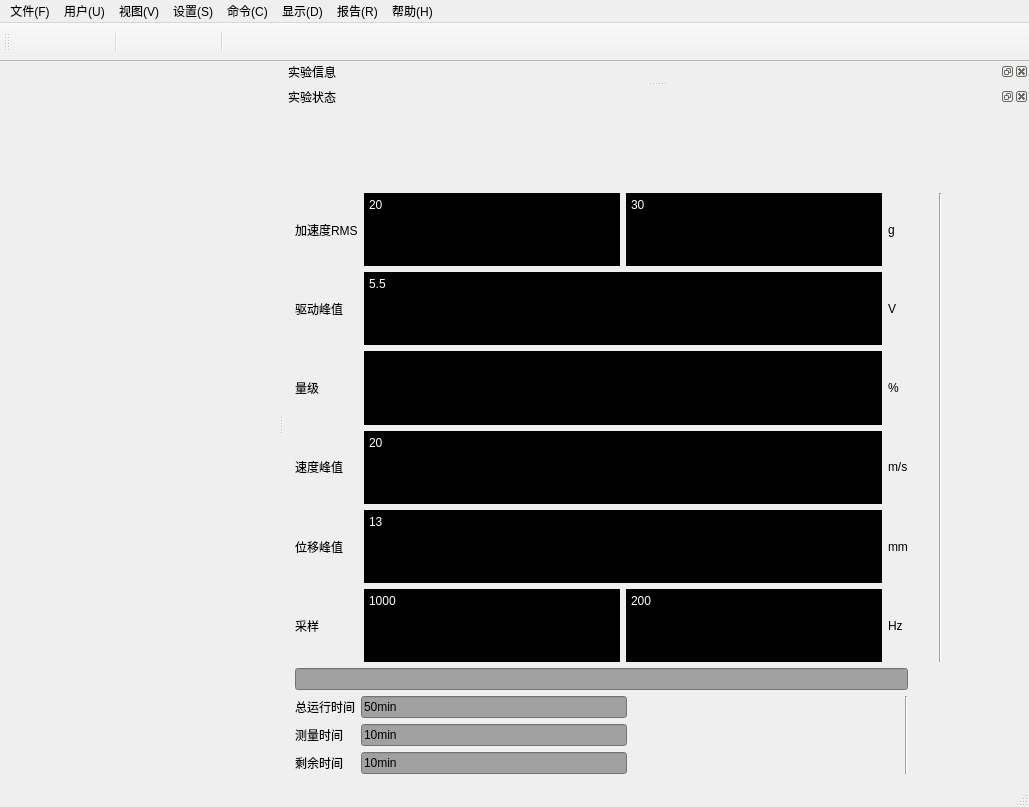
Old version of the form mainwindow.ui in the repository JJXiangJiaoJun/my_popwil.
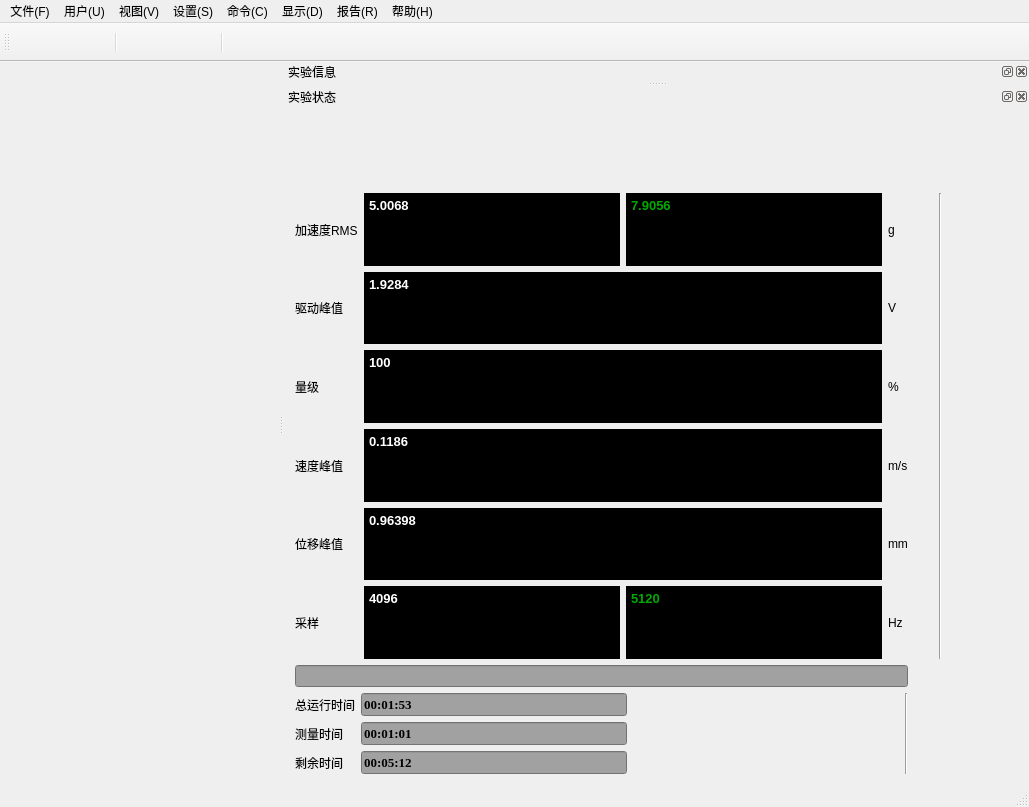
New version of the form. Icons and pictures are not drawn.

```diff
--- a/mainwindow.ui
+++ b/mainwindow.ui
@@ -629,8 +629,7 @@
 &lt;html&gt;&lt;head&gt;&lt;meta name=&quot;qrichtext&quot; content=&quot;1&quot; /&gt;&lt;style type=&quot;text/css&quot;&gt;
 p, li { white-space: pre-wrap; }
 &lt;/style&gt;&lt;/head&gt;&lt;body style=&quot; font-family:'SimSun'; font-size:9.07563pt; font-weight:400; font-style:normal;&quot;&gt;
-&lt;p style=&quot; margin-top:0px; margin-bottom:0px; margin-left:0px; margin-right:0px; -qt-block-indent:0; text-indent:0px;&quot;&gt;&lt;span style=&quot; font-size:9.07563pt; color:#ffffff;&quot;&gt;20&lt;/span&gt;&lt;/p&gt;
-&lt;p style=&quot;-qt-paragraph-type:empty; margin-top:0px; margin-bottom:0px; margin-left:0px; margin-right:0px; -qt-block-indent:0; text-indent:0px; font-size:9.07563pt; color:#ffffff;&quot;&gt;&lt;br /&gt;&lt;/p&gt;&lt;/body&gt;&lt;/html&gt;</string>
+&lt;p style=&quot; margin-top:0px; margin-bottom:0px; margin-left:0px; margin-right:0px; -qt-block-indent:0; text-indent:0px;&quot;&gt;&lt;span style=&quot; font-size:10pt; font-weight:600; color:#ffffff;&quot;&gt;5.0068&lt;/span&gt;&lt;/p&gt;&lt;/body&gt;&lt;/html&gt;</string>
              </property>
             </widget>
            </item>
@@ -644,7 +643,7 @@
 &lt;html&gt;&lt;head&gt;&lt;meta name=&quot;qrichtext&quot; content=&quot;1&quot; /&gt;&lt;style type=&quot;text/css&quot;&gt;
 p, li { white-space: pre-wrap; }
 &lt;/style&gt;&lt;/head&gt;&lt;body style=&quot; font-family:'SimSun'; font-size:9.07563pt; font-weight:400; font-style:normal;&quot;&gt;
-&lt;p style=&quot; margin-top:0px; margin-bottom:0px; margin-left:0px; margin-right:0px; -qt-block-indent:0; text-indent:0px;&quot;&gt;&lt;span style=&quot; font-size:9.07563pt; color:#ffffff;&quot;&gt;30&lt;/span&gt;&lt;/p&gt;&lt;/body&gt;&lt;/html&gt;</string>
+&lt;p style=&quot; margin-top:0px; margin-bottom:0px; margin-left:0px; margin-right:0px; -qt-block-indent:0; text-indent:0px;&quot;&gt;&lt;span style=&quot; font-size:10pt; font-weight:600; color:#00aa00;&quot;&gt;7.9056&lt;/span&gt;&lt;/p&gt;&lt;/body&gt;&lt;/html&gt;</string>
              </property>
             </widget>
            </item>
@@ -660,7 +659,7 @@
 &lt;html&gt;&lt;head&gt;&lt;meta name=&quot;qrichtext&quot; content=&quot;1&quot; /&gt;&lt;style type=&quot;text/css&quot;&gt;
 p, li { white-space: pre-wrap; }
 &lt;/style&gt;&lt;/head&gt;&lt;body style=&quot; font-family:'SimSun'; font-size:9.07563pt; font-weight:400; font-style:normal;&quot;&gt;
-&lt;p style=&quot; margin-top:12px; margin-bottom:12px; margin-left:0px; margin-right:0px; -qt-block-indent:0; text-indent:0px;&quot;&gt;&lt;span style=&quot; font-size:9.07563pt; color:#ffffff;&quot;&gt;5.5&lt;/span&gt;&lt;/p&gt;&lt;/body&gt;&lt;/html&gt;</string>
+&lt;p style=&quot; margin-top:12px; margin-bottom:12px; margin-left:0px; margin-right:0px; -qt-block-indent:0; text-indent:0px;&quot;&gt;&lt;span style=&quot; font-size:10pt; font-weight:600; color:#ffffff;&quot;&gt;1.9284&lt;/span&gt;&lt;/p&gt;&lt;/body&gt;&lt;/html&gt;</string>
            </property>
           </widget>
          </item>
@@ -669,6 +668,13 @@
            <property name="styleSheet">
             <string notr="true">background-color: rgb(0, 0, 0);</string>
            </property>
+           <property name="html">
+            <string>&lt;!DOCTYPE HTML PUBLIC &quot;-//W3C//DTD HTML 4.0//EN&quot; &quot;http://www.w3.org/TR/REC-html40/strict.dtd&quot;&gt;
+&lt;html&gt;&lt;head&gt;&lt;meta name=&quot;qrichtext&quot; content=&quot;1&quot; /&gt;&lt;style type=&quot;text/css&quot;&gt;
+p, li { white-space: pre-wrap; }
+&lt;/style&gt;&lt;/head&gt;&lt;body style=&quot; font-family:'SimSun'; font-size:9.07563pt; font-weight:400; font-style:normal;&quot;&gt;
+&lt;p style=&quot; margin-top:0px; margin-bottom:0px; margin-left:0px; margin-right:0px; -qt-block-indent:0; text-indent:0px;&quot;&gt;&lt;span style=&quot; font-size:10pt; font-weight:600; color:#ffffff;&quot;&gt;100&lt;/span&gt;&lt;/p&gt;&lt;/body&gt;&lt;/html&gt;</string>
+           </property>
           </widget>
          </item>
          <item>
@@ -681,7 +687,7 @@
 &lt;html&gt;&lt;head&gt;&lt;meta name=&quot;qrichtext&quot; content=&quot;1&quot; /&gt;&lt;style type=&quot;text/css&quot;&gt;
 p, li { white-space: pre-wrap; }
 &lt;/style&gt;&lt;/head&gt;&lt;body style=&quot; font-family:'SimSun'; font-size:9.07563pt; font-weight:400; font-style:normal;&quot;&gt;
-&lt;p style=&quot; margin-top:0px; margin-bottom:0px; margin-left:0px; margin-right:0px; -qt-block-indent:0; text-indent:0px;&quot;&gt;&lt;span style=&quot; font-size:9.07563pt; color:#ffffff;&quot;&gt;20&lt;/span&gt;&lt;/p&gt;&lt;/body&gt;&lt;/html&gt;</string>
+&lt;p style=&quot; margin-top:0px; margin-bottom:0px; margin-left:0px; margin-right:0px; -qt-block-indent:0; text-indent:0px;&quot;&gt;&lt;span style=&quot; font-size:10pt; font-weight:600; color:#ffffff;&quot;&gt;0.1186&lt;/span&gt;&lt;/p&gt;&lt;/body&gt;&lt;/html&gt;</string>
            </property>
           </widget>
          </item>
@@ -694,8 +700,8 @@
             <string>&lt;!DOCTYPE HTML PUBLIC &quot;-//W3C//DTD HTML 4.0//EN&quot; &quot;http://www.w3.org/TR/REC-html40/strict.dtd&quot;&gt;
 &lt;html&gt;&lt;head&gt;&lt;meta name=&quot;qrichtext&quot; content=&quot;1&quot; /&gt;&lt;style type=&quot;text/css&quot;&gt;
 p, li { white-space: pre-wrap; }
-&lt;/style&gt;&lt;/head&gt;&lt;body style=&quot; font-family:'SimSun'; font-size:9.07563pt; font-weight:400; font-style:normal;&quot;&gt;
-&lt;p style=&quot; margin-top:0px; margin-bottom:0px; margin-left:0px; margin-right:0px; -qt-block-indent:0; text-indent:0px;&quot;&gt;&lt;span style=&quot; font-size:9.07563pt; color:#ffffff;&quot;&gt;13&lt;/span&gt;&lt;/p&gt;&lt;/body&gt;&lt;/html&gt;</string>
+&lt;/style&gt;&lt;/head&gt;&lt;body style=&quot; font-family:'Times New Roman'; font-size:9pt; font-weight:400; font-style:normal;&quot;&gt;
+&lt;p style=&quot; margin-top:0px; margin-bottom:0px; margin-left:0px; margin-right:0px; -qt-block-indent:0; text-indent:0px;&quot;&gt;&lt;span style=&quot; font-family:'SimSun'; font-size:10pt; font-weight:600; color:#ffffff;&quot;&gt;0.96398&lt;/span&gt;&lt;/p&gt;&lt;/body&gt;&lt;/html&gt;</string>
            </property>
           </widget>
          </item>
@@ -711,7 +717,7 @@
 &lt;html&gt;&lt;head&gt;&lt;meta name=&quot;qrichtext&quot; content=&quot;1&quot; /&gt;&lt;style type=&quot;text/css&quot;&gt;
 p, li { white-space: pre-wrap; }
 &lt;/style&gt;&lt;/head&gt;&lt;body style=&quot; font-family:'SimSun'; font-size:9.07563pt; font-weight:400; font-style:normal;&quot;&gt;
-&lt;p style=&quot; margin-top:0px; margin-bottom:0px; margin-left:0px; margin-right:0px; -qt-block-indent:0; text-indent:0px;&quot;&gt;&lt;span style=&quot; font-size:9.07563pt; color:#ffffff;&quot;&gt;1000&lt;/span&gt;&lt;/p&gt;&lt;/body&gt;&lt;/html&gt;</string>
+&lt;p style=&quot; margin-top:0px; margin-bottom:0px; margin-left:0px; margin-right:0px; -qt-block-indent:0; text-indent:0px;&quot;&gt;&lt;span style=&quot; font-size:10pt; font-weight:600; color:#ffffff;&quot;&gt;4096&lt;/span&gt;&lt;/p&gt;&lt;/body&gt;&lt;/html&gt;</string>
              </property>
             </widget>
            </item>
@@ -725,7 +731,7 @@
 &lt;html&gt;&lt;head&gt;&lt;meta name=&quot;qrichtext&quot; content=&quot;1&quot; /&gt;&lt;style type=&quot;text/css&quot;&gt;
 p, li { white-space: pre-wrap; }
 &lt;/style&gt;&lt;/head&gt;&lt;body style=&quot; font-family:'SimSun'; font-size:9.07563pt; font-weight:400; font-style:normal;&quot;&gt;
-&lt;p style=&quot; margin-top:0px; margin-bottom:0px; margin-left:0px; margin-right:0px; -qt-block-indent:0; text-indent:0px;&quot;&gt;&lt;span style=&quot; font-size:9.07563pt; color:#ffffff;&quot;&gt;200&lt;/span&gt;&lt;/p&gt;&lt;/body&gt;&lt;/html&gt;</string>
+&lt;p style=&quot; margin-top:0px; margin-bottom:0px; margin-left:0px; margin-right:0px; -qt-block-indent:0; text-indent:0px;&quot;&gt;&lt;span style=&quot; font-size:10pt; font-weight:600; color:#00aa00;&quot;&gt;5120&lt;/span&gt;&lt;/p&gt;&lt;/body&gt;&lt;/html&gt;</string>
              </property>
             </widget>
            </item>
@@ -808,31 +814,55 @@
       <layout class="QGridLayout" name="gridLayout">
        <item row="0" column="0">
         <widget class="QLineEdit" name="lineEdit_2">
+         <property name="font">
+          <font>
+           <family>Times New Roman</family>
+           <pointsize>10</pointsize>
+           <weight>75</weight>
+           <bold>true</bold>
+          </font>
+         </property>
          <property name="styleSheet">
           <string notr="true">background-color: rgb(161, 161, 161);</string>
          </property>
          <property name="text">
-          <string>50min</string>
+          <string>00:01:53</string>
          </property>
         </widget>
        </item>
        <item row="1" column="0">
         <widget class="QLineEdit" name="lineEdit_3">
+         <property name="font">
+          <font>
+           <family>Times New Roman</family>
+           <pointsize>10</pointsize>
+           <weight>75</weight>
+           <bold>true</bold>
+          </font>
+         </property>
          <property name="styleSheet">
           <string notr="true">background-color: rgb(161, 161, 161);</string>
          </property>
          <property name="text">
-          <string>10min</string>
+          <string>00:01:01</string>
          </property>
         </widget>
        </item>
        <item row="2" column="0">
         <widget class="QLineEdit" name="lineEdit_4">
+         <property name="font">
+          <font>
+           <family>Times New Roman</family>
+           <pointsize>10</pointsize>
+           <weight>75</weight>
+           <bold>true</bold>
+          </font>
+         </property>
          <property name="styleSheet">
           <string notr="true">background-color: rgb(161, 161, 161);</string>
          </property>
          <property name="text">
-          <string>10min</string>
+          <string>00:05:12</string>
          </property>
         </widget>
        </item>
```
Left out of the diff: 57 changed lines with no effect on the pictures.
